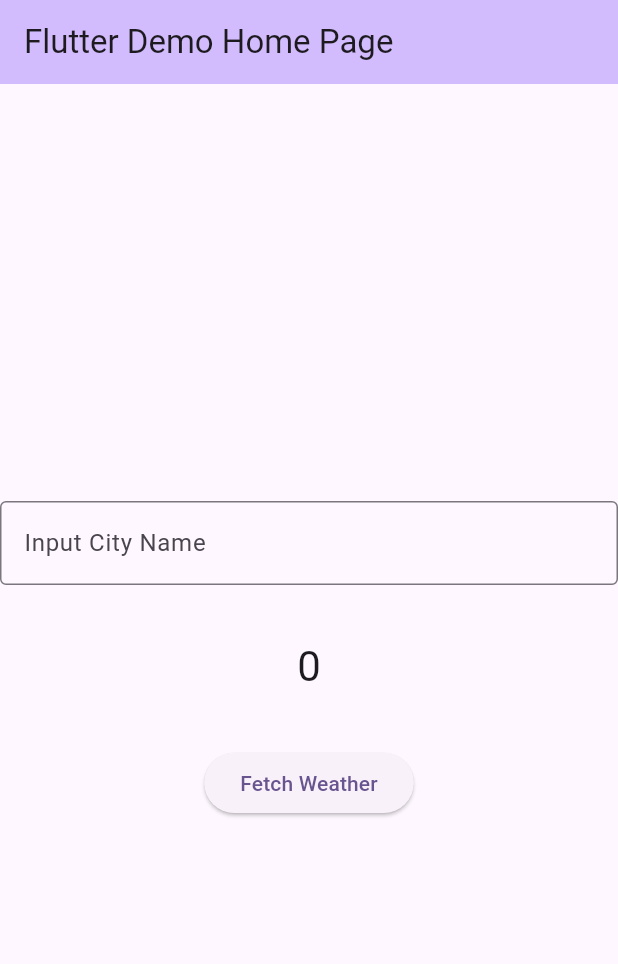
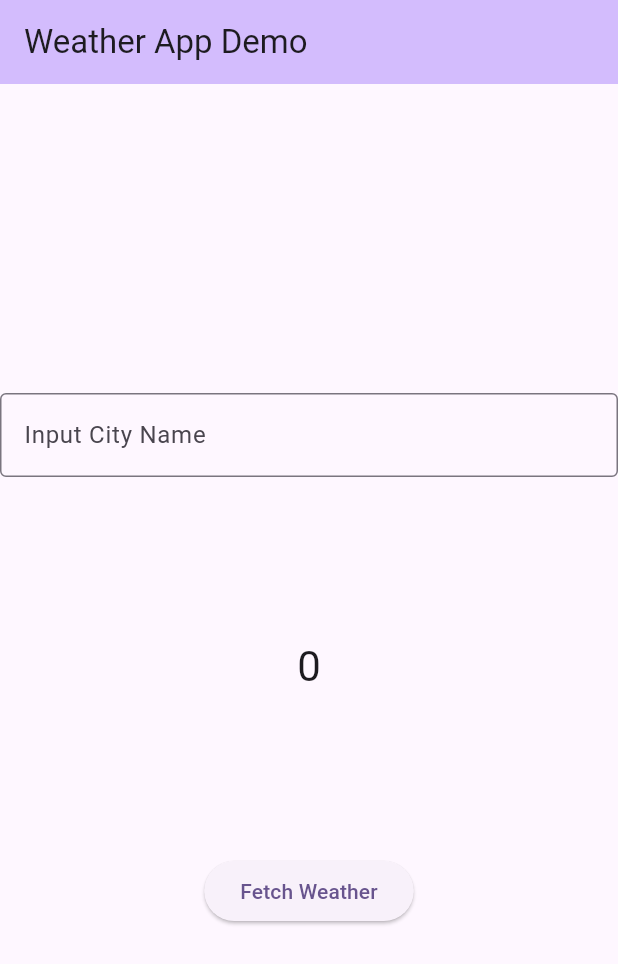
Before and after one commit to mnewby4/weather_info_app, a Flutter app: the screen it shows after launch, on a phone screen of 412 x 824 dp. Shown: the top 964 px of the screen. Run offline on Flutter 3.47's test engine with Material 3 defaults, Android fonts, the phone set to English and light mode, and no system bars.

```diff
--- a/lib/main.dart
+++ b/lib/main.dart
@@ -1,6 +1,7 @@
 import 'dart:math';
+import 'package:flutter/material.dart';
 
-import 'package:flutter/material.dart';
+//Reads the user's input
 TextEditingController text1 = TextEditingController ();
 
 void main() {
@@ -16,41 +17,16 @@ class MyApp extends StatelessWidget {
     return MaterialApp(
       title: 'Flutter Demo',
       theme: ThemeData(
-        // This is the theme of your application.
-        //
-        // TRY THIS: Try running your application with "flutter run". You'll see
-        // the application has a purple toolbar. Then, without quitting the app,
-        // try changing the seedColor in the colorScheme below to Colors.green
-        // and then invoke "hot reload" (save your changes or press the "hot
-        // reload" button in a Flutter-supported IDE, or press "r" if you used
-        // the command line to start the app).
-        //
-        // Notice that the counter didn't reset back to zero; the application
-        // state is not lost during the reload. To reset the state, use hot
-        // restart instead.
-        //
-        // This works for code too, not just values: Most code changes can be
-        // tested with just a hot reload.
         colorScheme: ColorScheme.fromSeed(seedColor: Colors.deepPurple),
         useMaterial3: true,
       ),
-      home: const MyHomePage(title: 'Flutter Demo Home Page'),
+      home: const MyHomePage(title: 'Weather App Demo'),
     );
   }
 }
 
 class MyHomePage extends StatefulWidget {
   const MyHomePage({super.key, required this.title});
-
-  // This widget is the home page of your application. It is stateful, meaning
-  // that it has a State object (defined below) that contains fields that affect
-  // how it looks.
-
-  // This class is the configuration for the state. It holds the values (in this
-  // case the title) provided by the parent (in this case the App widget) and
-  // used by the build method of the State. Fields in a Widget subclass are
-  // always marked "final".
-
   final String title;
 
   @override
@@ -58,23 +34,13 @@ class MyHomePage extends StatefulWidget {
 }
 
 class _MyHomePageState extends State<MyHomePage> {
-  int _counter = 0;
+  //Initializes the weather information
   String _cityName = "";
   int _temperature = 0;
   String _condition = "";
   List<String> weatherOptions = ["sunny", "cloudy", "rainy"];
 
-  /*void _incrementCounter() {
-    setState(() {
-      // This call to setState tells the Flutter framework that something has
-      // changed in this State, which causes it to rerun the build method below
-      // so that the display can reflect the updated values. If we changed
-      // _counter without calling setState(), then the build method would not be
-      // called again, and so nothing would appear to happen.
-      _counter++;
-    });
-  }*/
-
+  //Sets the weather information
   void _fetchWeather() {
     setState(() {
       _cityName = text1.text;
@@ -93,8 +59,8 @@ class _MyHomePageState extends State<MyHomePage> {
       body: Center(
         child: Column(
           mainAxisAlignment: MainAxisAlignment.center,
-
           children: <Widget>[
+            //Input cityName
             TextField(
                 obscureText: false,
                 decoration: InputDecoration(
@@ -103,29 +69,18 @@ class _MyHomePageState extends State<MyHomePage> {
                 ),
                 controller: text1,
             ),
+            //Displays the weather data
             Text(
-              _cityName,
+              '\n' + _cityName + '\n\n' + '$_temperature' + '\n\n' + _condition + '\n',
               style: Theme.of(context).textTheme.headlineMedium,
             ),
-            Text(
-              '$_temperature',
-              style: Theme.of(context).textTheme.headlineMedium,
-            ),
-            Text(
-              _condition,
-              style: Theme.of(context).textTheme.headlineMedium,
-            ),
+            //Fetch Weather data button
             ElevatedButton(
               onPressed: _fetchWeather,
               child: const Text('Fetch Weather'))
           ],
         ),
       ),
-      /*floatingActionButton: FloatingActionButton(
-        onPressed: _fetchWeather,
-        tooltip: 'Increment',
-        child: const Icon(Icons.add),
-      ), // This trailing comma makes auto-formatting nicer for build methods.*/
     );
   }
 }
```
